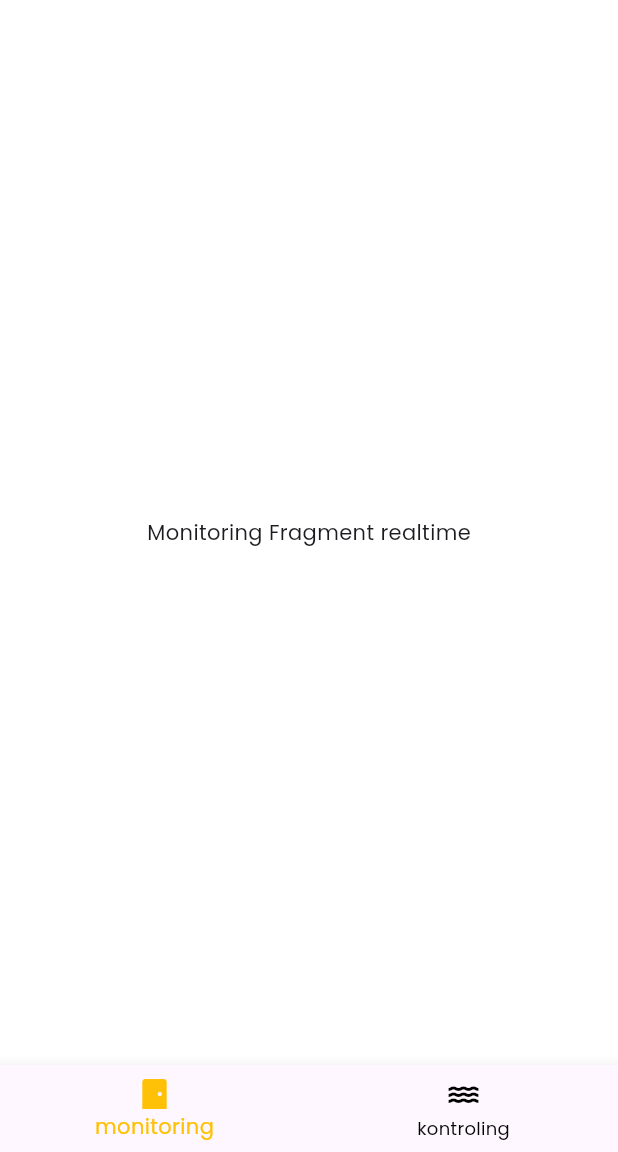
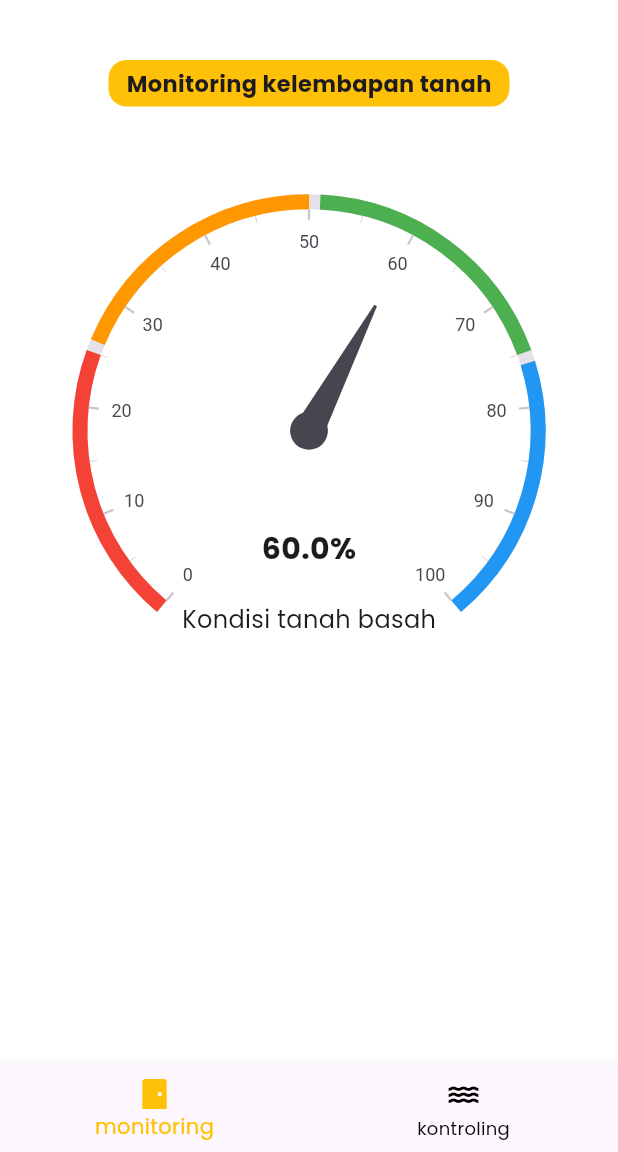
Before and after one commit to adyfp24/kFarm-app, a Flutter app: the screen it shows after launch, on a phone screen of 412 x 824 dp, the part 84-1236 px from its top. Run offline on Flutter 3.47's test engine with Material 3 defaults, Android fonts, the phone set to English and light mode, and no system bars; drawn by our look-alikes of syncfusion_flutter_gauges; our stand-ins replace firebase_core, firebase_database, google_fonts; accounts and stored records are empty.

Commit message:
feat: gauge for monitoring page

```diff
--- a/lib/main.dart
+++ b/lib/main.dart
@@ -6,9 +6,7 @@ import 'firebase_options.dart';
 
 void main() async {
   WidgetsFlutterBinding.ensureInitialized();
-  await Firebase.initializeApp(
-    options: DefaultFirebaseOptions.currentPlatform,
-  );
+  await Firebase.initializeApp();
   runApp(const MyApp());
 }
 
--- a/lib/views/fragments/control_fragment.dart
+++ b/lib/views/fragments/control_fragment.dart
@@ -17,9 +17,9 @@ class _ControlFragmentState extends State<ControlFragment> {
         child: Column(
           mainAxisAlignment: MainAxisAlignment.center,
           children: [
-            ControllingCard(title: 'Penyiraman Otomatis', field: 'kontrol_penyiraman'),
+            ControllingCard(title: 'Penyiraman Otomatis', field: 'watering'),
             SizedBox(height: 40),
-            ControllingCard(title: 'Pemupukan Otomatis', field: 'kontrol_pemupukan'),
+            ControllingCard(title: 'Pemupukan Otomatis', field: 'fertilizer'),
           ],
         ),
       ),
--- a/lib/views/fragments/fragment.dart
+++ b/lib/views/fragments/fragment.dart
@@ -1,4 +1,4 @@
-
+import 'package:syncfusion_flutter_gauges/gauges.dart';
 import 'package:flutter/material.dart';
 import 'package:myapp/views/widgets/widget.dart';
 
--- a/lib/views/fragments/sensor_fragment.dart
+++ b/lib/views/fragments/sensor_fragment.dart
@@ -8,10 +8,73 @@ class SensorFragment extends StatefulWidget {
 }
 
 class _SensorFragmentState extends State<SensorFragment> {
+  double _moistureValue = 60;
+
   @override
   Widget build(BuildContext context) {
-    return const Center(
-      child: Text('Monitoring Fragment realtime'),
+    return Center(
+      child: Padding(
+        padding: const EdgeInsets.all(40.0),
+        child: Column(children: [
+          Container(
+            decoration: BoxDecoration(
+              borderRadius: BorderRadius.circular(12),
+              color: Colors.amber,
+            ),
+            padding: EdgeInsets.symmetric(horizontal: 12, vertical: 5),
+
+            child: Text('Monitoring kelembapan tanah',
+                style: TextStyle(fontSize: 15, fontWeight: FontWeight.bold)),
+          ),
+          SizedBox(
+            height: MediaQuery.of(context).size.height * 0.05,
+          ),
+          SfRadialGauge(
+            axes: <RadialAxis>[
+              RadialAxis(
+                minimum: 0,
+                maximum: 100,
+                ranges: <GaugeRange>[
+                  GaugeRange(startValue: 0, endValue: 25, color: Colors.red),
+                  GaugeRange(
+                      startValue: 26, endValue: 50, color: Colors.orange),
+                  GaugeRange(startValue: 51, endValue: 75, color: Colors.green),
+                  GaugeRange(startValue: 76, endValue: 100, color: Colors.blue),
+                ],
+                pointers: <GaugePointer>[
+                  NeedlePointer(value: _moistureValue),
+                ],
+                annotations: <GaugeAnnotation>[
+                  GaugeAnnotation(
+                    widget: Container(
+                      child: Text(
+                        '$_moistureValue%',
+                        style: TextStyle(
+                            fontSize: 20, fontWeight: FontWeight.bold),
+                      ),
+                    ),
+                    angle: 90,
+                    positionFactor: 0.5,
+                  ),
+                  GaugeAnnotation(
+                    widget: Container(
+                      child: Text(
+                        'Kondisi tanah basah',
+                        style: TextStyle(
+                          fontSize: 16,
+                          fontWeight: FontWeight.normal,
+                        ),
+                      ),
+                    ),
+                    angle: 90,
+                    positionFactor: 0.8,
+                  ),
+                ],
+              ),
+            ],
+          ),
+        ]),
+      ),
     );
   }
 }
--- a/lib/views/widgets/card.dart
+++ b/lib/views/widgets/card.dart
@@ -13,7 +13,7 @@ class ControllingCard extends StatefulWidget {
 class _ControllingCardState extends State<ControllingCard> {
   bool isSwitched = false;
   final DatabaseReference _dbRef = FirebaseDatabase.instance.ref();
-  StreamSubscription? _subscription;
+  late StreamSubscription? _subscription;
 
   @override
   void initState() {
@@ -37,7 +37,6 @@ class _ControllingCardState extends State<ControllingCard> {
   }
 
   void toggleSwitch(bool value) async {
-    print("Toggle Switch: $value"); // Debug statement
     if (mounted) {
       setState(() {
         isSwitched = value;
@@ -45,7 +44,6 @@ class _ControllingCardState extends State<ControllingCard> {
     }
     try {
       await _dbRef.child(widget.field).set(isSwitched);
-      print("Data updated successfully."); // Debug statement
     } catch (error) {
       print("Error updating switch: $error");
     }
@@ -53,7 +51,7 @@ class _ControllingCardState extends State<ControllingCard> {
 
   @override
   void dispose() {
-    _subscription?.cancel();
+    _subscription!.cancel();
     super.dispose();
   }
 
--- a/lib/views/widgets/widget.dart
+++ b/lib/views/widgets/widget.dart
@@ -1,7 +1,9 @@
 import 'dart:async';
 
 import 'package:flutter/material.dart';
+import 'package:flutter/services.dart';
 import 'package:flutter/widgets.dart';
 import 'package:firebase_database/firebase_database.dart';
+import 'package:firebase_core/firebase_core.dart';
 
 part 'card.dart';
--- a/pubspec.yaml
+++ b/pubspec.yaml
@@ -35,6 +35,7 @@ dependencies:
     sdk: flutter
   provider: ^6.1.2
   google_fonts: ^6.2.1
+  syncfusion_flutter_gauges: ^26.1.38
 
 dev_dependencies:
 
```
Also changed, not shown: pubspec.lock.
